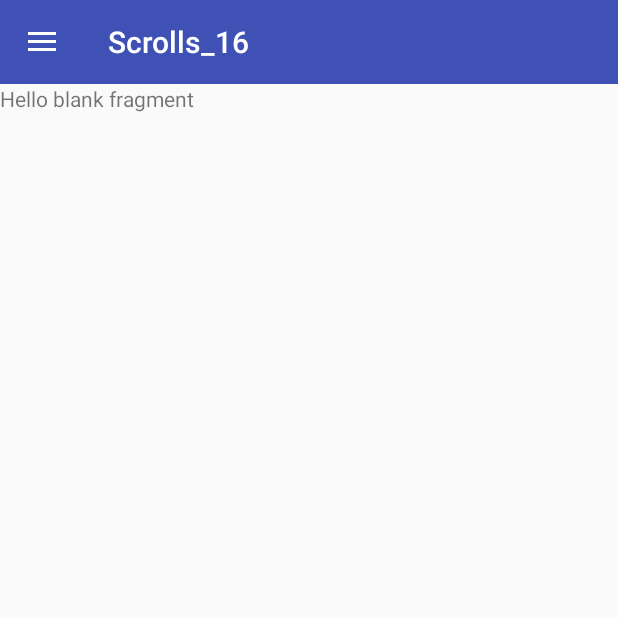
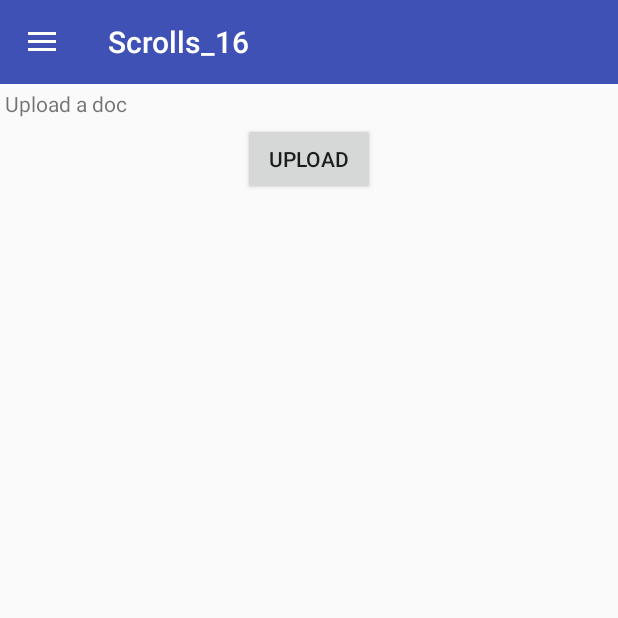
Before and after one commit to Bondzio/Scrolls17, an Android app: the fragment UploadDoc placed in its activity, on a phone screen of 412 x 824 dp, the top half of it. Run offline under Robolectric (Android 15) with nearby library versions, the phone set to English and light mode, and no system bars; 4 statements that could not run were skipped.

Commit message:
icons added

```diff
--- a/app/src/main/java/in/silive/scrolls/Fragments/NavigationDrawer.java
+++ b/app/src/main/java/in/silive/scrolls/Fragments/NavigationDrawer.java
@@ -31,7 +31,7 @@ public class NavigationDrawer extends Fragment {
     private NavigationDrawerAdapter adapter;
     private View containerView;
     private static String[] titles = null;
-    private static Integer[] images = {R.mipmap.ic_launcher,R.mipmap.ic_launcher,R.mipmap.ic_launcher};
+    private static Integer[] images = {R.drawable.info,R.drawable.rules,R.drawable.dates_icon,R.drawable.register,R.drawable.upload_icon,R.drawable.query,R.drawable.reach_icon,R.drawable.forgot_id,R.drawable.about_us};
     private NavigationDrawerListener drawerListener;
 
 
--- a/app/src/main/java/in/silive/scrolls/Fragments/UploadDoc.java
+++ b/app/src/main/java/in/silive/scrolls/Fragments/UploadDoc.java
@@ -1,11 +1,14 @@
 package in.silive.scrolls.Fragments;
 
 
+import android.app.ProgressDialog;
+import android.net.Uri;
 import android.os.Bundle;
 import android.support.v4.app.Fragment;
 import android.view.LayoutInflater;
 import android.view.View;
 import android.view.ViewGroup;
+import android.widget.Button;
 
 import in.silive.scrolls.R;
 
@@ -13,6 +16,12 @@ import in.silive.scrolls.R;
  * A simple {@link Fragment} subclass.
  */
 public class UploadDoc extends Fragment {
+    Button upload_doc;
+    int serverResponseCode = 0;
+    ProgressDialog progressDialog = null;
+    final String uploadFilePath = "/mnt/sdcard/";
+    final String uploadFileName = "service_lifecycle.png";
+    Uri upLoadServerUri;
 
 
     public UploadDoc() {
@@ -25,6 +34,14 @@ public class UploadDoc extends Fragment {
                              Bundle savedInstanceState) {
         // Inflate the layout for this fragment
         View v = inflater.inflate(R.layout.fragment_upload_doc, container, false);
+        upload_doc = (Button)v.findViewById(R.id.upload_doc);
+        //upLoadServerUri = "http://www.androidexample.com/media/UploadToServer.php";
+        upload_doc.setOnClickListener(new View.OnClickListener() {
+            @Override
+            public void onClick(View view) {
+
+            }
+        });
         return v;
     }
 
--- a/app/src/main/res/layout/fragment_upload_doc.xml
+++ b/app/src/main/res/layout/fragment_upload_doc.xml
@@ -1,13 +1,22 @@
-<FrameLayout xmlns:android="http://schemas.android.com/apk/res/android"
+<LinearLayout xmlns:android="http://schemas.android.com/apk/res/android"
     xmlns:tools="http://schemas.android.com/tools"
     android:layout_width="match_parent"
     android:layout_height="match_parent"
-    tools:context="in.silive.scrolls.Fragments.UploadDoc">
+    tools:context="in.silive.scrolls.Fragments.UploadDoc"
+    android:orientation="vertical">
 
-    <!-- TODO: Update blank fragment layout -->
+
     <TextView
         android:layout_width="match_parent"
-        android:layout_height="match_parent"
-        android:text="@string/hello_blank_fragment" />
+        android:layout_height="wrap_content"
+        android:text="Upload a doc"
+        android:padding="3dp"/>
+    <Button
+        android:layout_width="wrap_content"
+        android:layout_height="wrap_content"
+        android:text="Upload"
+        android:id="@+id/upload_doc"
+        android:layout_gravity="center"
+        android:gravity="center"/>
 
-</FrameLayout>
+</LinearLayout>
--- a/build.gradle
+++ b/build.gradle
@@ -5,7 +5,7 @@ buildscript {
         jcenter()
     }
     dependencies {
-        classpath 'com.android.tools.build:gradle:2.1.2'
+        classpath 'com.android.tools.build:gradle:2.1.3'
 
         // NOTE: Do not place your application dependencies here; they belong
         // in the individual module build.gradle files
```
Also changed, not shown: app/src/main/res/drawable/about_us.png (added), app/src/main/res/drawable/dates_icon.png (added), app/src/main/res/drawable/forgot_id.jpg (added), app/src/main/res/drawable/info.png (added), app/src/main/res/drawable/query.png (added), app/src/main/res/drawable/reach_icon.png (added), app/src/main/res/drawable/register.png (added), app/src/main/res/drawable/rules.png (added), app/src/main/res/drawable/scrolls_logo.png (added), app/src/main/res/drawable/upload_icon.png (added), gradle/wrapper/gradle-wrapper.properties.
